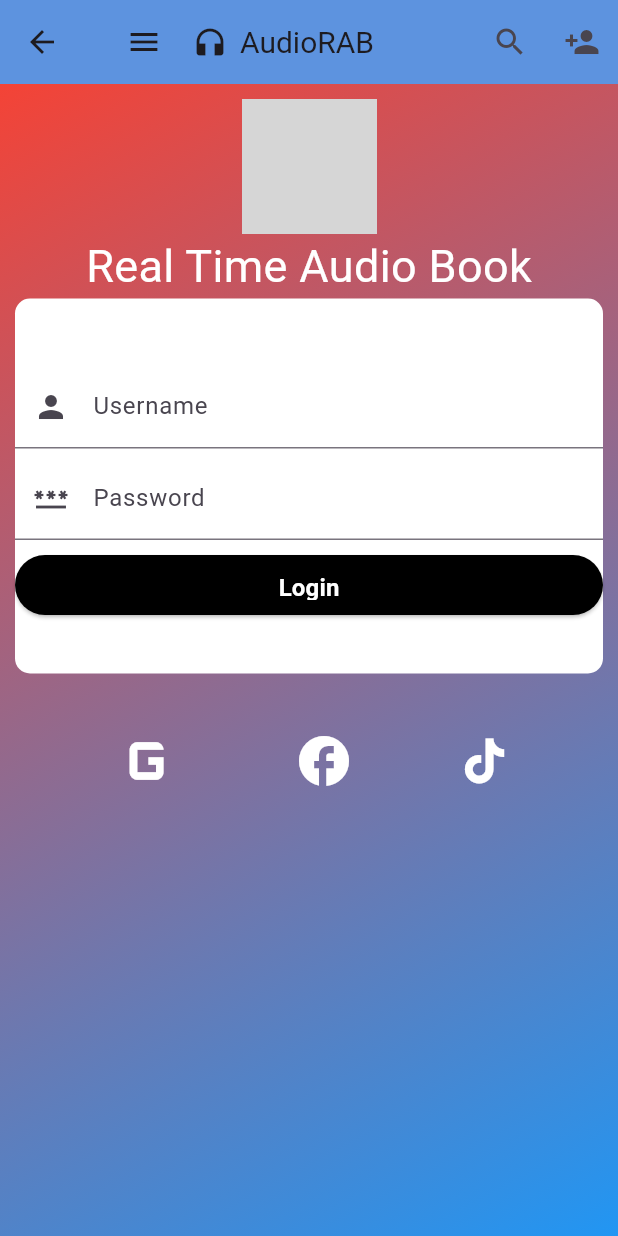
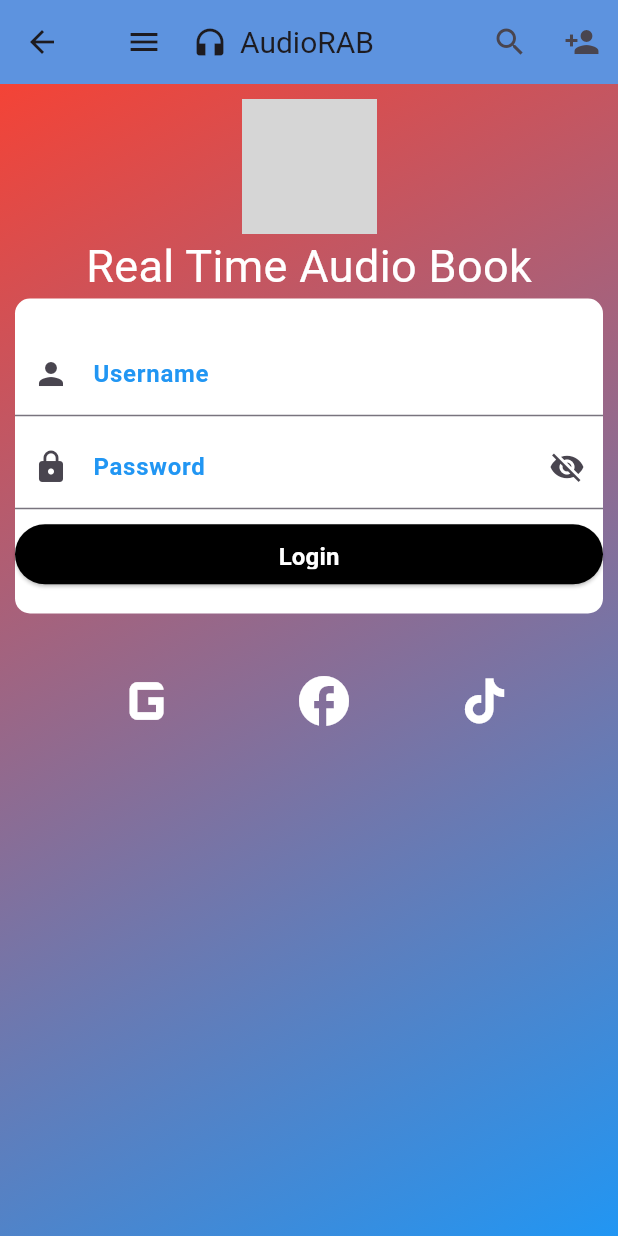
Before and after one commit to LakshanShalintha/AudiRAB, a Flutter app: the LogInPage screen opened directly, on a phone screen of 412 x 824 dp. Run offline on Flutter 3.47's test engine with Material 3 defaults, Android fonts, the light colour scheme and no system bars; grey boxes are pictures that could not be loaded.

Commit message:
edit Login

```diff
--- a/lib/LogInPage.dart
+++ b/lib/LogInPage.dart
@@ -1,10 +1,9 @@
 import 'package:flutter/material.dart';
-
 import 'SignUpPage.dart';
 import 'MyHomePage.dart';
 
 class LogInPage extends StatefulWidget {
-  const LogInPage({super.key});
+  const LogInPage({Key? key}) : super(key: key);
 
   @override
   _LogInPageState createState() => _LogInPageState();
@@ -13,6 +12,7 @@ class LogInPage extends StatefulWidget {
 class _LogInPageState extends State<LogInPage> {
   TextEditingController _usernameController = TextEditingController();
   TextEditingController _passwordController = TextEditingController();
+  bool _showPassword = false; // Boolean to track the state of showing password
 
   get google => google.com;
   get facebook => facebook.com;
@@ -20,7 +20,13 @@ class _LogInPageState extends State<LogInPage> {
 
   @override
   Widget build(BuildContext context) {
-    return Scaffold(
+    return GestureDetector(
+      onTap: () {
+        FocusScope.of(context)
+            .unfocus(); // Dismiss the keyboard when tapping outside of text fields
+      },
+      child: Scaffold(
+        resizeToAvoidBottomInset: false,
         appBar: AppBar(
           title: Row(
             children: [
@@ -57,7 +63,8 @@ class _LogInPageState extends State<LogInPage> {
                       Navigator.push(
                         context,
                         MaterialPageRoute(
-                          builder: (context) => SignUpPage()),
+                          builder: (context) => SignUpPage(),
+                        ),
                       );
                       break;
                   }
@@ -105,7 +112,8 @@ class _LogInPageState extends State<LogInPage> {
           child: Padding(
             padding: const EdgeInsets.all(10.0),
             child: Column(
-            mainAxisAlignment: MainAxisAlignment.start, // Align logo at the top
+              mainAxisAlignment:
+                  MainAxisAlignment.start, // Align logo at the top
               crossAxisAlignment: CrossAxisAlignment.center,
               children: [
                 Image.asset(
@@ -118,7 +126,7 @@ class _LogInPageState extends State<LogInPage> {
                   style: TextStyle(color: Colors.white, fontSize: 30),
                 ),
                 SizedBox(
-                height: 250,
+                  height: 210,
                   child: Container(
                     decoration: BoxDecoration(
                       color: Colors.white,
@@ -128,7 +136,7 @@ class _LogInPageState extends State<LogInPage> {
                       mainAxisAlignment: MainAxisAlignment.center,
                       crossAxisAlignment: CrossAxisAlignment.stretch,
                       children: [
-                      SizedBox(height: 5), // Spacing below logo
+                        SizedBox(height: 3), // Spacing below logo
                         Column(
                           mainAxisAlignment: MainAxisAlignment.center,
                           crossAxisAlignment: CrossAxisAlignment.stretch,
@@ -137,17 +145,41 @@ class _LogInPageState extends State<LogInPage> {
                               controller: _usernameController,
                               decoration: InputDecoration(
                                 labelText: 'Username',
+                                labelStyle: TextStyle(
+                                    color: Colors.blue, // Change color here
+                                    fontSize: 16,
+                                    fontWeight: FontWeight.bold),
                                 prefixIcon: Icon(Icons.person),
                               ),
                             ),
-                          SizedBox(height: 5.0),
+                            SizedBox(height: 3.0),
+                            SizedBox(height: 3.0),
                             TextField(
                               controller: _passwordController,
-                            obscureText: true,
+                              obscureText:
+                                  !_showPassword, // Toggle the obscure text based on the state of _showPassword
                               decoration: InputDecoration(
                                 labelText: 'Password',
-                              prefixIcon: Icon(Icons.password),
+                                labelStyle: TextStyle(
+                                    color: Colors.blue, // Change color here
+                                    fontSize: 16,
+                                    fontWeight: FontWeight.bold),
+                                prefixIcon: Icon(Icons.lock),
+                                suffixIcon: GestureDetector(
+                                  onTap: () {
+                                    setState(() {
+                                      _showPassword = !_showPassword;
+                                    });
+                                  },
+                                  child: Icon(
+                                    _showPassword
+                                        ? Icons.visibility
+                                        : Icons.visibility_off,
                                   ),
+                                ),
+                              ),
+                            )
+                          ],
                         ),
                         SizedBox(height: 10),
                         SizedBox(
@@ -180,18 +212,17 @@ class _LogInPageState extends State<LogInPage> {
                               ),
                             ),
                             style: ElevatedButton.styleFrom(
-                                primary:
-                                Colors.black, // Change button color here
+                              primary: Colors.black, // Change button color here
                             ),
                           ),
                         ),
                       ],
                     ),
-                    ],
                   ),
                 ),
+                SizedBox(
+                  height: 20,
                 ),
-              SizedBox(height: 20,),
                 Row(
                   mainAxisAlignment: MainAxisAlignment.spaceEvenly,
                   children: [
@@ -203,17 +234,26 @@ class _LogInPageState extends State<LogInPage> {
                           MaterialPageRoute(builder: (context) => google.com()),
                         );
                       },
-                    icon: Icon(Icons.g_mobiledata,color: Colors.white,size: 60,),
+                      icon: Icon(
+                        Icons.g_mobiledata,
+                        color: Colors.white,
+                        size: 60,
+                      ),
                     ),
                     IconButton(
                       onPressed: () {
                         // Navigate to login page
                         Navigator.push(
                           context,
-                        MaterialPageRoute(builder: (context) => facebook.com()),
+                          MaterialPageRoute(
+                              builder: (context) => facebook.com()),
                         );
                       },
-                    icon: Icon(Icons.facebook,color: Colors.white,size: 40,),
+                      icon: Icon(
+                        Icons.facebook,
+                        color: Colors.white,
+                        size: 40,
+                      ),
                     ),
                     IconButton(
                       onPressed: () {
@@ -223,13 +263,16 @@ class _LogInPageState extends State<LogInPage> {
                           MaterialPageRoute(builder: (context) => tictok.com()),
                         );
                       },
-                    icon: Icon(Icons.tiktok,color: Colors.white,size: 40,),
+                      icon: Icon(
+                        Icons.tiktok,
+                        color: Colors.white,
+                        size: 40,
+                      ),
                     ),
                   ],
-
                 ),
-
               ],
+            ),
           ),
         ),
       ),
```
Lines whose indentation alone changed are shown as unchanged.
